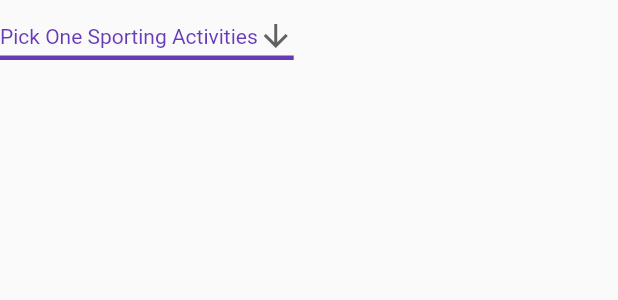
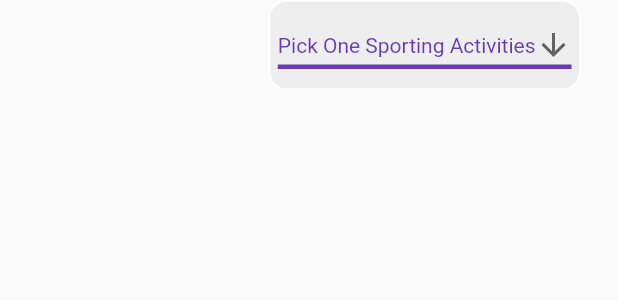
Before and after one commit to Ozurumba007/sports-app-authentication-features-with-firebase, a Flutter app: the DropDownMenu widget shown alone on an empty page, opened directly, on a phone screen of 412 x 824 dp. Shown: the top 300 px of the screen. Run offline on Flutter 3.47's test engine with Material 2 defaults, Android fonts, the phone set to English and light mode, and no system bars; our stand-ins replace firebase_auth, firebase_core, get; accounts and stored records are empty; network calls fail.

```diff
--- a/lib/widgets/drop_menu.dart
+++ b/lib/widgets/drop_menu.dart
@@ -20,7 +20,22 @@ class _DropDownMenuState extends State<DropDownMenu> {
   String dropdownValue = list.first;
   @override
   Widget build(BuildContext context) {
-    return DropdownButton<String>(
+    return Row(
+      mainAxisAlignment: MainAxisAlignment.end,
+      children: [
+        Padding(
+          padding: const EdgeInsets.symmetric(horizontal: 25.0),
+          child: Container(
+            decoration: BoxDecoration(
+              color: Colors.grey[200],
+              border: Border.all(
+                color: Colors.white,
+              ),
+              borderRadius: BorderRadius.circular(12),
+            ),
+            child: Padding(
+              padding: const EdgeInsets.all(5.0),
+              child: DropdownButton<String>(
                 value: dropdownValue,
                 icon: const Icon(Icons.arrow_downward),
                 elevation: 16,
@@ -41,6 +56,11 @@ class _DropDownMenuState extends State<DropDownMenu> {
                     child: Text(value),
                   );
                 }).toList(),
+              ),
+            ),
+          ),
+        ),
+      ],
     );
   }
 }
```
Also changed, not shown: lib/screens/register_screen.dart (+1 -22 lines). Lines whose indentation alone changed are shown as unchanged.
